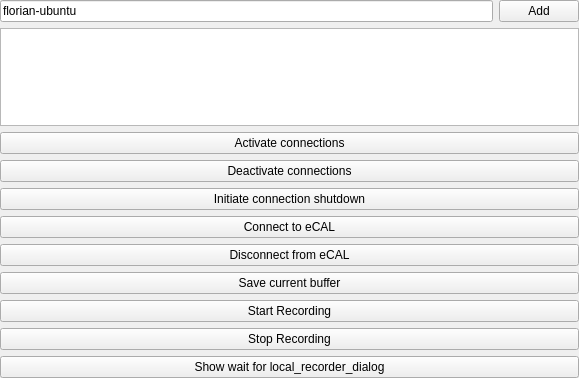
Old version of the form app/rec/rec_gui/src/widgets/remote_measurement_debug_widget/remote_measurement_debug_widget.ui in the repository eclipse-ecal/ecal.
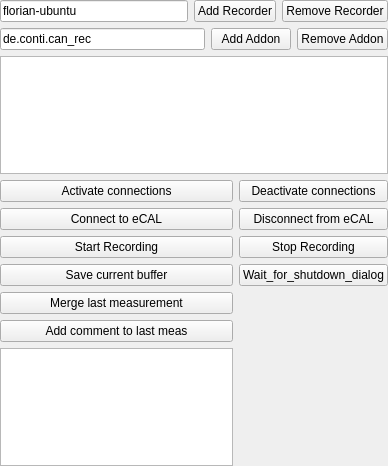
New version of the form. Icons and pictures are not drawn.

The edit to the form file:
```diff
--- a/app/rec/rec_gui/src/widgets/remote_measurement_debug_widget/remote_measurement_debug_widget.ui
+++ b/app/rec/rec_gui/src/widgets/remote_measurement_debug_widget/remote_measurement_debug_widget.ui
@@ -6,8 +6,8 @@
    <rect>
     <x>0</x>
     <y>0</y>
-    <width>579</width>
-    <height>378</height>
+    <width>388</width>
+    <height>466</height>
    </rect>
   </property>
   <property name="windowTitle">
@@ -38,11 +38,55 @@
      <item>
       <widget class="QPushButton" name="add_button">
        <property name="text">
-        <string>Add</string>
+        <string>Add Recorder</string>
        </property>
        <property name="icon">
         <iconset resource="../../../../../iconset/ecalicons.qrc">
          <normaloff>:/ecalicons/ADD</normaloff>:/ecalicons/ADD</iconset>
+       </property>
+      </widget>
+     </item>
+     <item>
+      <widget class="QPushButton" name="host_remove_button">
+       <property name="text">
+        <string>Remove Recorder</string>
+       </property>
+       <property name="icon">
+        <iconset resource="../../../../../iconset/ecalicons.qrc">
+         <normaloff>:/ecalicons/REMOVE</normaloff>:/ecalicons/REMOVE</iconset>
+       </property>
+      </widget>
+     </item>
+    </layout>
+   </item>
+   <item>
+    <layout class="QHBoxLayout" name="horizontalLayout_2">
+     <item>
+      <widget class="QLineEdit" name="addon_id_lineedit">
+       <property name="text">
+        <string>de.conti.can_rec</string>
+       </property>
+      </widget>
+     </item>
+     <item>
+      <widget class="QPushButton" name="addon_add_button">
+       <property name="text">
+        <string>Add Addon</string>
+       </property>
+       <property name="icon">
+        <iconset resource="../../../../../iconset/ecalicons.qrc">
+         <normaloff>:/ecalicons/ADD</normaloff>:/ecalicons/ADD</iconset>
+       </property>
+      </widget>
+     </item>
+     <item>
+      <widget class="QPushButton" name="addon_remove_button">
+       <property name="text">
+        <string>Remove Addon</string>
+       </property>
+       <property name="icon">
+        <iconset resource="../../../../../iconset/ecalicons.qrc">
+         <normaloff>:/ecalicons/REMOVE</normaloff>:/ecalicons/REMOVE</iconset>
        </property>
       </widget>
      </item>
@@ -50,12 +94,22 @@
    </item>
    <item>
     <widget class="QTextEdit" name="instances_textedit">
+     <property name="font">
+      <font>
+       <family>Courier New</family>
+      </font>
+     </property>
+     <property name="lineWrapMode">
+      <enum>QTextEdit::NoWrap</enum>
+     </property>
      <property name="readOnly">
       <bool>true</bool>
      </property>
     </widget>
    </item>
    <item>
+    <layout class="QGridLayout" name="gridLayout">
+     <item row="0" column="0">
     <widget class="QPushButton" name="activate_connections_button">
      <property name="text">
       <string>Activate connections</string>
@@ -66,7 +120,7 @@
      </property>
     </widget>
    </item>
-   <item>
+     <item row="0" column="1">
     <widget class="QPushButton" name="deactivate_connections_button">
      <property name="text">
       <string>Deactivate connections</string>
@@ -77,18 +131,7 @@
      </property>
     </widget>
    </item>
-   <item>
-    <widget class="QPushButton" name="initiate_connection_shutdown_button">
-     <property name="text">
-      <string>Initiate connection shutdown</string>
-     </property>
-     <property name="icon">
-      <iconset resource="../../../../../iconset/ecalicons.qrc">
-       <normaloff>:/ecalicons/POWER_OFF</normaloff>:/ecalicons/POWER_OFF</iconset>
-     </property>
-    </widget>
-   </item>
-   <item>
+     <item row="1" column="0">
     <widget class="QPushButton" name="connect_to_ecal_button">
      <property name="text">
       <string>Connect to eCAL</string>
@@ -99,7 +142,7 @@
      </property>
     </widget>
    </item>
-   <item>
+     <item row="1" column="1">
     <widget class="QPushButton" name="disconnect_from_ecal_button">
      <property name="text">
       <string>Disconnect from eCAL</string>
@@ -110,18 +153,7 @@
      </property>
     </widget>
    </item>
-   <item>
-    <widget class="QPushButton" name="save_current_buffer_button">
-     <property name="text">
-      <string>Save current buffer</string>
-     </property>
-     <property name="icon">
-      <iconset resource="../../../../../iconset/ecalicons.qrc">
-       <normaloff>:/ecalicons/SAVE</normaloff>:/ecalicons/SAVE</iconset>
-     </property>
-    </widget>
-   </item>
-   <item>
+     <item row="2" column="0">
     <widget class="QPushButton" name="start_recording_button">
      <property name="text">
       <string>Start Recording</string>
@@ -132,7 +164,7 @@
      </property>
     </widget>
    </item>
-   <item>
+     <item row="2" column="1">
     <widget class="QPushButton" name="stop_recording_button">
      <property name="text">
       <string>Stop Recording</string>
@@ -143,12 +175,58 @@
      </property>
     </widget>
    </item>
-   <item>
+     <item row="3" column="0">
+      <widget class="QPushButton" name="save_current_buffer_button">
+       <property name="text">
+        <string>Save current buffer</string>
+       </property>
+       <property name="icon">
+        <iconset resource="../../../../../iconset/ecalicons.qrc">
+         <normaloff>:/ecalicons/SAVE_TO_DISK</normaloff>:/ecalicons/SAVE_TO_DISK</iconset>
+       </property>
+      </widget>
+     </item>
+     <item row="3" column="1">
     <widget class="QPushButton" name="wait_for_recorder_operations_dialog_button">
      <property name="text">
-      <string>Show wait for local_recorder_dialog</string>
-     </property>
-    </widget>
+        <string>Wait_for_shutdown_dialog</string>
+       </property>
+       <property name="icon">
+        <iconset resource="../../../../../iconset/ecalicons.qrc">
+         <normaloff>:/ecalicons/WAIT</normaloff>:/ecalicons/WAIT</iconset>
+       </property>
+      </widget>
+     </item>
+     <item row="4" column="0">
+      <widget class="QPushButton" name="merge_measurements_button">
+       <property name="text">
+        <string>Merge last measurement</string>
+       </property>
+       <property name="icon">
+        <iconset resource="../../../../../iconset/ecalicons.qrc">
+         <normaloff>:/ecalicons/MERGE</normaloff>:/ecalicons/MERGE</iconset>
+       </property>
+      </widget>
+     </item>
+     <item row="5" column="0">
+      <layout class="QVBoxLayout" name="verticalLayout_2">
+       <item>
+        <widget class="QPushButton" name="add_comment_button">
+         <property name="text">
+          <string>Add comment to last meas</string>
+         </property>
+         <property name="icon">
+          <iconset resource="../../../../../iconset/ecalicons.qrc">
+           <normaloff>:/ecalicons/ADD_FILE</normaloff>:/ecalicons/ADD_FILE</iconset>
+         </property>
+        </widget>
+       </item>
+       <item>
+        <widget class="QPlainTextEdit" name="add_comment_textedit"/>
+       </item>
+      </layout>
+     </item>
+    </layout>
    </item>
    <item>
     <spacer name="verticalSpacer">
```
Left out of the diff: 2 changed lines with no effect on the pictures. Lines whose indentation alone changed are shown as unchanged.
